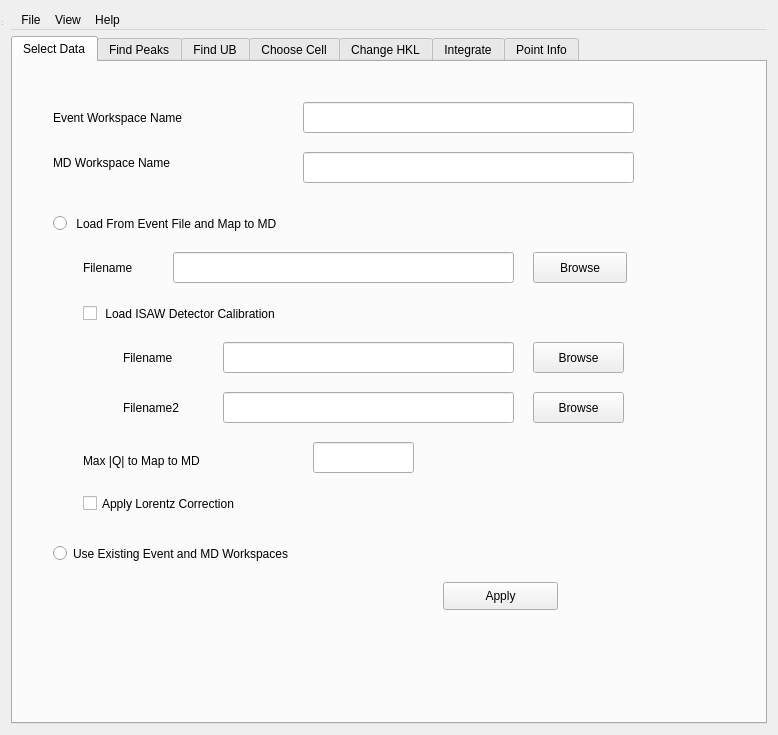
Qt form Code/Mantid/MantidQt/CustomInterfaces/inc/MantidQtCustomInterfaces/MantidEV.ui (mantidproject/mantid) before a commit.
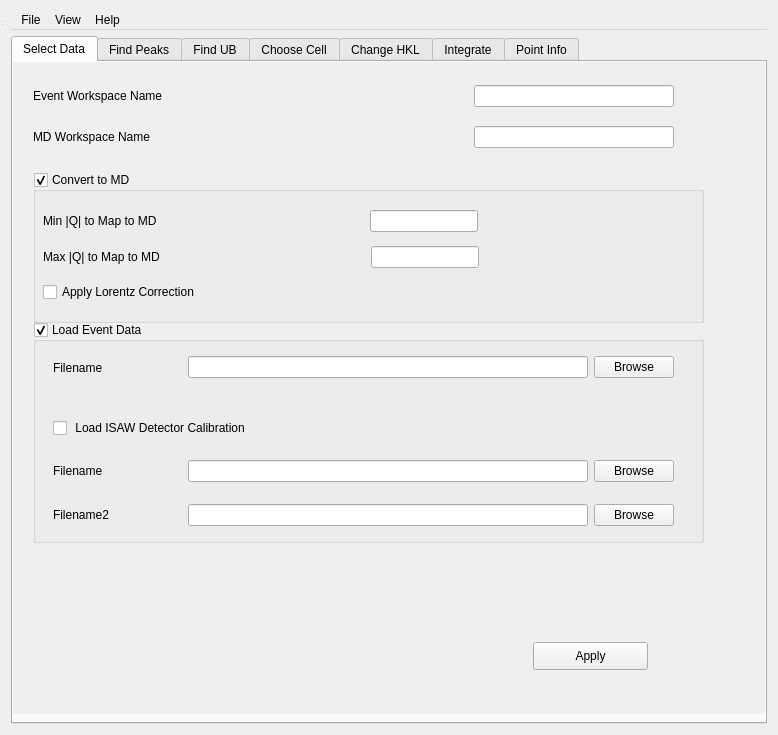
The same form after that commit. The open tabs and pages were chosen to show the change.

Commit message:
Re #7989. Made loading the events optional.
Also redid the entire first tab's layout and added the Qmin option.

Patch:
```diff
--- a/Code/Mantid/MantidQt/CustomInterfaces/inc/MantidQtCustomInterfaces/MantidEV.ui
+++ b/Code/Mantid/MantidQt/CustomInterfaces/inc/MantidQtCustomInterfaces/MantidEV.ui
@@ -63,11 +63,83 @@
       <attribute name="title">
        <string>Select Data</string>
       </attribute>
+      <widget class="QWidget" name="verticalLayoutWidget">
+       <property name="geometry">
+        <rect>
+         <x>0</x>
+         <y>0</y>
+         <width>761</width>
+         <height>652</height>
+        </rect>
+       </property>
+       <layout class="QVBoxLayout" name="verticalLayout_3">
+        <property name="spacing">
+         <number>0</number>
+        </property>
+        <item>
+         <widget class="QScrollArea" name="selectDataScrollArea">
+          <property name="enabled">
+           <bool>true</bool>
+          </property>
+          <property name="sizePolicy">
+           <sizepolicy hsizetype="Expanding" vsizetype="Expanding">
+            <horstretch>0</horstretch>
+            <verstretch>0</verstretch>
+           </sizepolicy>
+          </property>
+          <property name="minimumSize">
+           <size>
+            <width>0</width>
+            <height>0</height>
+           </size>
+          </property>
+          <property name="baseSize">
+           <size>
+            <width>0</width>
+            <height>0</height>
+           </size>
+          </property>
+          <property name="frameShape">
+           <enum>QFrame::NoFrame</enum>
+          </property>
+          <property name="frameShadow">
+           <enum>QFrame::Plain</enum>
+          </property>
+          <property name="lineWidth">
+           <number>0</number>
+          </property>
+          <property name="verticalScrollBarPolicy">
+           <enum>Qt::ScrollBarAsNeeded</enum>
+          </property>
+          <property name="widgetResizable">
+           <bool>true</bool>
+          </property>
+          <property name="alignment">
+           <set>Qt::AlignCenter</set>
+          </property>
+          <widget class="QWidget" name="scrollAreaWidgetContents">
+           <property name="geometry">
+            <rect>
+             <x>0</x>
+             <y>0</y>
+             <width>759</width>
+             <height>650</height>
+            </rect>
+           </property>
+           <property name="minimumSize">
+            <size>
+             <width>500</width>
+             <height>500</height>
+            </size>
+           </property>
+           <property name="autoFillBackground">
+            <bool>true</bool>
+           </property>
       <widget class="QPushButton" name="ApplySelectData_btn">
        <property name="geometry">
         <rect>
-         <x>430</x>
-         <y>520</y>
+              <x>520</x>
+              <y>580</y>
          <width>115</width>
          <height>28</height>
         </rect>
@@ -79,125 +151,75 @@
         <string>Apply</string>
        </property>
       </widget>
-      <widget class="QLabel" name="SelectMDWorkspace_lbl">
+           <widget class="QGroupBox" name="loadDataGroupBox">
        <property name="geometry">
         <rect>
-         <x>40</x>
-         <y>80</y>
-         <width>231</width>
-         <height>41</height>
-        </rect>
-       </property>
-       <property name="text">
-        <string>MD Workspace Name</string>
-       </property>
-      </widget>
-      <widget class="QLineEdit" name="MDworkspace_ledt">
-       <property name="geometry">
-        <rect>
-         <x>290</x>
-         <y>90</y>
-         <width>331</width>
-         <height>31</height>
-        </rect>
-       </property>
+              <x>20</x>
+              <y>260</y>
+              <width>671</width>
+              <height>221</height>
+             </rect>
+            </property>
        <property name="toolTip">
-        <string>Name of the MD workspace to use.  This name is set&lt;br&gt;by default, if data is loaded from an event file and mapped to an MD workspace.</string>
-       </property>
-      </widget>
-      <widget class="QLabel" name="SelectEventWorkspace_lbl">
-       <property name="geometry">
-        <rect>
-         <x>40</x>
-         <y>40</y>
-         <width>221</width>
-         <height>31</height>
-        </rect>
-       </property>
-       <property name="text">
-        <string>Event Workspace Name</string>
-       </property>
-      </widget>
-      <widget class="QLineEdit" name="SelectEventWorkspace_ledt">
+             <string>If disabled then use existing workspaces</string>
+            </property>
+            <property name="title">
+             <string>Load Event Data</string>
+            </property>
+            <property name="checkable">
+             <bool>true</bool>
+            </property>
+            <widget class="QWidget" name="horizontalLayoutWidget_5">
        <property name="geometry">
         <rect>
-         <x>290</x>
-         <y>40</y>
-         <width>331</width>
-         <height>31</height>
-        </rect>
-       </property>
-       <property name="toolTip">
-        <string>Name of the event workspace to use.  This name is set by default,&lt;br&gt; if data is loaded from an event file and mapped to an MD workspace.</string>
-       </property>
-      </widget>
-      <widget class="QRadioButton" name="LoadEventFile_rbtn">
-       <property name="geometry">
-        <rect>
-         <x>40</x>
-         <y>150</y>
-         <width>451</width>
-         <height>23</height>
-        </rect>
-       </property>
-       <property name="toolTip">
-        <string>Load an event data file&lt;br&gt; and map the events to an MD workspace.</string>
-       </property>
-       <property name="text">
-        <string> Load From Event File and Map to MD</string>
-       </property>
-      </widget>
-      <widget class="QRadioButton" name="UseExistingWorkspaces_rbtn">
-       <property name="geometry">
-        <rect>
-         <x>40</x>
-         <y>480</y>
-         <width>441</width>
-         <height>23</height>
-        </rect>
-       </property>
-       <property name="toolTip">
-        <string>Use the specified Event Workspace and the&lt;br&gt; specified MD Workspace, that have already been loaded.</string>
-       </property>
-       <property name="text">
-        <string>Use Existing Event and MD Workspaces</string>
-       </property>
-      </widget>
+               <x>20</x>
+               <y>20</y>
+               <width>621</width>
+               <height>51</height>
+              </rect>
+             </property>
+             <layout class="QHBoxLayout" name="horizontalLayout_6">
+              <item>
       <widget class="QLabel" name="EventFileName_lbl">
-       <property name="geometry">
-        <rect>
-         <x>70</x>
-         <y>190</y>
-         <width>101</width>
-         <height>31</height>
-        </rect>
-       </property>
        <property name="text">
         <string>Filename</string>
        </property>
       </widget>
+              </item>
+              <item>
+               <spacer name="horizontalSpacer_5">
+                <property name="orientation">
+                 <enum>Qt::Horizontal</enum>
+                </property>
+                <property name="sizeHint" stdset="0">
+                 <size>
+                  <width>40</width>
+                  <height>20</height>
+                 </size>
+                </property>
+               </spacer>
+              </item>
+              <item>
       <widget class="QLineEdit" name="EventFileName_ledt">
-       <property name="geometry">
-        <rect>
-         <x>160</x>
-         <y>190</y>
-         <width>341</width>
-         <height>31</height>
-        </rect>
+                <property name="sizePolicy">
+                 <sizepolicy hsizetype="Fixed" vsizetype="Fixed">
+                  <horstretch>0</horstretch>
+                  <verstretch>0</verstretch>
+                 </sizepolicy>
+                </property>
+                <property name="minimumSize">
+                 <size>
+                  <width>400</width>
+                  <height>0</height>
+                 </size>
        </property>
        <property name="toolTip">
         <string>Specify the name of the data file to load.  Press&lt;br&gt; return to set default names for Event, MD and Peaks workspaces.</string>
        </property>
       </widget>
+              </item>
+              <item>
       <widget class="QPushButton" name="SelectEventFile_btn">
-       <property name="geometry">
-        <rect>
-         <x>520</x>
-         <y>190</y>
-         <width>94</width>
-         <height>31</height>
-        </rect>
-       </property>
        <property name="toolTip">
         <string>Browse for the event file to be loaded.</string>
        </property>
@@ -205,57 +227,24 @@
         <string>Browse</string>
        </property>
       </widget>
-      <widget class="QLabel" name="MaxMagQ_lbl">
-       <property name="geometry">
-        <rect>
-         <x>70</x>
-         <y>390</y>
-         <width>221</width>
-         <height>18</height>
-        </rect>
-       </property>
-       <property name="text">
-        <string>Max |Q| to Map to MD</string>
-       </property>
-      </widget>
-      <widget class="QLineEdit" name="MaxMagQ_ledt">
+              </item>
+             </layout>
+            </widget>
+            <widget class="QWidget" name="verticalLayoutWidget_4">
        <property name="geometry">
         <rect>
-         <x>300</x>
-         <y>380</y>
-         <width>101</width>
-         <height>31</height>
-        </rect>
-       </property>
-       <property name="toolTip">
-        <string>Specify value to use as bound on |Qx|, |Qy| and |Qz|</string>
-       </property>
-      </widget>
-      <widget class="QCheckBox" name="LorentzCorrection_ckbx">
-       <property name="geometry">
-        <rect>
-         <x>70</x>
-         <y>430</y>
-         <width>271</width>
-         <height>23</height>
-        </rect>
-       </property>
-       <property name="toolTip">
-        <string>Apply the Lorentz Correction as&lt;br&gt; data is mapped to reciprocal space and stored in the MD workspace.  This helps with finding peaks with larger |Q|.</string>
-       </property>
-       <property name="text">
-        <string>Apply Lorentz Correction</string>
-       </property>
-      </widget>
+               <x>20</x>
+               <y>80</y>
+               <width>621</width>
+               <height>141</height>
+              </rect>
+             </property>
+             <layout class="QVBoxLayout" name="verticalLayout_6">
+              <property name="sizeConstraint">
+               <enum>QLayout::SetDefaultConstraint</enum>
+              </property>
+              <item>
       <widget class="QCheckBox" name="LoadDetCal_ckbx">
-       <property name="geometry">
-        <rect>
-         <x>70</x>
-         <y>240</y>
-         <width>391</width>
-         <height>23</height>
-        </rect>
-       </property>
        <property name="toolTip">
         <string>Optionally, apply&lt;br&gt; calibration  information from the specified .DetCal file(s).</string>
        </property>
@@ -263,41 +252,53 @@
         <string> Load ISAW Detector Calibration</string>
        </property>
       </widget>
+              </item>
+              <item>
+               <layout class="QHBoxLayout" name="horizontalLayout_5">
+                <item>
       <widget class="QLabel" name="CalFileName_lbl">
-       <property name="geometry">
-        <rect>
-         <x>110</x>
-         <y>280</y>
-         <width>91</width>
-         <height>31</height>
-        </rect>
-       </property>
        <property name="text">
         <string>Filename</string>
        </property>
       </widget>
+                </item>
+                <item>
+                 <spacer name="horizontalSpacer_4">
+                  <property name="orientation">
+                   <enum>Qt::Horizontal</enum>
+                  </property>
+                  <property name="sizeType">
+                   <enum>QSizePolicy::Expanding</enum>
+                  </property>
+                  <property name="sizeHint" stdset="0">
+                   <size>
+                    <width>40</width>
+                    <height>20</height>
+                   </size>
+                  </property>
+                 </spacer>
+                </item>
+                <item>
       <widget class="QLineEdit" name="CalFileName_ledt">
-       <property name="geometry">
-        <rect>
-         <x>210</x>
-         <y>280</y>
-         <width>291</width>
-         <height>31</height>
-        </rect>
+                  <property name="sizePolicy">
+                   <sizepolicy hsizetype="Fixed" vsizetype="Fixed">
+                    <horstretch>0</horstretch>
+                    <verstretch>0</verstretch>
+                   </sizepolicy>
+                  </property>
+                  <property name="minimumSize">
+                   <size>
+                    <width>400</width>
+                    <height>0</height>
+                   </size>
        </property>
        <property name="toolTip">
         <string>Select the .DetCal file to apply.</string>
        </property>
       </widget>
+                </item>
+                <item>
       <widget class="QPushButton" name="SelectCalFile_btn">
-       <property name="geometry">
-        <rect>
-         <x>520</x>
-         <y>280</y>
-         <width>91</width>
-         <height>31</height>
-        </rect>
-       </property>
        <property name="toolTip">
         <string>Browse for the first .DetCal file to be used.</string>
        </property>
@@ -305,47 +306,326 @@
         <string>Browse</string>
        </property>
       </widget>
+                </item>
+               </layout>
+              </item>
+              <item>
+               <layout class="QHBoxLayout" name="horizontalLayout_4">
+                <item>
       <widget class="QLabel" name="CalFileName2_lbl">
-       <property name="geometry">
-        <rect>
-         <x>110</x>
-         <y>330</y>
-         <width>101</width>
-         <height>31</height>
-        </rect>
-       </property>
        <property name="text">
         <string>Filename2</string>
        </property>
       </widget>
+                </item>
+                <item>
+                 <spacer name="horizontalSpacer_3">
+                  <property name="orientation">
+                   <enum>Qt::Horizontal</enum>
+                  </property>
+                  <property name="sizeType">
+                   <enum>QSizePolicy::Expanding</enum>
+                  </property>
+                  <property name="sizeHint" stdset="0">
+                   <size>
+                    <width>40</width>
+                    <height>20</height>
+                   </size>
+                  </property>
+                 </spacer>
+                </item>
+                <item>
       <widget class="QLineEdit" name="CalFileName2_ledt">
-       <property name="geometry">
-        <rect>
-         <x>210</x>
-         <y>330</y>
-         <width>291</width>
-         <height>31</height>
-        </rect>
+                  <property name="sizePolicy">
+                   <sizepolicy hsizetype="Fixed" vsizetype="Fixed">
+                    <horstretch>0</horstretch>
+                    <verstretch>0</verstretch>
+                   </sizepolicy>
+                  </property>
+                  <property name="minimumSize">
+                   <size>
+                    <width>400</width>
+                    <height>0</height>
+                   </size>
        </property>
        <property name="toolTip">
         <string>Select the second .DetCal file for the second detector&lt;br&gt; panel on the SNAP instrument at the SNS.</string>
        </property>
       </widget>
+                </item>
+                <item>
       <widget class="QPushButton" name="SelectCalFile2_btn">
-       <property name="geometry">
-        <rect>
-         <x>520</x>
-         <y>330</y>
-         <width>91</width>
-         <height>31</height>
-        </rect>
-       </property>
        <property name="toolTip">
         <string>Browse for the second .DetCal file to be used&lt;br&gt; for the second panel on SNAP.</string>
        </property>
        <property name="text">
         <string>Browse</string>
        </property>
+                 </widget>
+                </item>
+               </layout>
+              </item>
+             </layout>
+            </widget>
+           </widget>
+           <widget class="QGroupBox" name="convertToMDGroupBox">
+            <property name="geometry">
+             <rect>
+              <x>20</x>
+              <y>110</y>
+              <width>671</width>
+              <height>151</height>
+             </rect>
+            </property>
+            <property name="toolTip">
+             <string>Not doing this will use existing workspace</string>
+            </property>
+            <property name="title">
+             <string>Convert to MD</string>
+            </property>
+            <property name="checkable">
+             <bool>true</bool>
+            </property>
+            <widget class="QWidget" name="verticalLayoutWidget_2">
+             <property name="geometry">
+              <rect>
+               <x>10</x>
+               <y>30</y>
+               <width>641</width>
+               <height>111</height>
+              </rect>
+             </property>
+             <layout class="QVBoxLayout" name="verticalLayout_4">
+              <property name="sizeConstraint">
+               <enum>QLayout::SetDefaultConstraint</enum>
+              </property>
+              <item>
+               <layout class="QHBoxLayout" name="horizontalLayout_3">
+                <item>
+                 <widget class="QLabel" name="MinMagQ_lbl">
+                  <property name="text">
+                   <string>Min |Q| to Map to MD</string>
+                  </property>
+                 </widget>
+                </item>
+                <item>
+                 <spacer name="horizontalSpacer_2">
+                  <property name="orientation">
+                   <enum>Qt::Horizontal</enum>
+                  </property>
+                  <property name="sizeHint" stdset="0">
+                   <size>
+                    <width>40</width>
+                    <height>20</height>
+                   </size>
+                  </property>
+                 </spacer>
+                </item>
+                <item>
+                 <widget class="QLineEdit" name="MinMagQ_ledt">
+                  <property name="sizePolicy">
+                   <sizepolicy hsizetype="Fixed" vsizetype="Fixed">
+                    <horstretch>0</horstretch>
+                    <verstretch>0</verstretch>
+                   </sizepolicy>
+                  </property>
+                  <property name="minimumSize">
+                   <size>
+                    <width>50</width>
+                    <height>0</height>
+                   </size>
+                  </property>
+                  <property name="toolTip">
+                   <string>Specify value to use as bound on |Qx|, |Qy| and |Qz|</string>
+                  </property>
+                 </widget>
+                </item>
+                <item>
+                 <spacer name="horizontalSpacer_8">
+                  <property name="orientation">
+                   <enum>Qt::Horizontal</enum>
+                  </property>
+                  <property name="sizeHint" stdset="0">
+                   <size>
+                    <width>40</width>
+                    <height>20</height>
+                   </size>
+                  </property>
+                 </spacer>
+                </item>
+               </layout>
+              </item>
+              <item>
+               <layout class="QHBoxLayout" name="horizontalLayout_2">
+                <item>
+                 <widget class="QLabel" name="MaxMagQ_lbl">
+                  <property name="text">
+                   <string>Max |Q| to Map to MD</string>
+                  </property>
+                 </widget>
+                </item>
+                <item>
+                 <spacer name="horizontalSpacer">
+                  <property name="orientation">
+                   <enum>Qt::Horizontal</enum>
+                  </property>
+                  <property name="sizeHint" stdset="0">
+                   <size>
+                    <width>40</width>
+                    <height>20</height>
+                   </size>
+                  </property>
+                 </spacer>
+                </item>
+                <item>
+                 <widget class="QLineEdit" name="MaxMagQ_ledt">
+                  <property name="sizePolicy">
+                   <sizepolicy hsizetype="Fixed" vsizetype="Fixed">
+                    <horstretch>0</horstretch>
+                    <verstretch>0</verstretch>
+                   </sizepolicy>
+                  </property>
+                  <property name="minimumSize">
+                   <size>
+                    <width>50</width>
+                    <height>0</height>
+                   </size>
+                  </property>
+                  <property name="toolTip">
+                   <string>Specify value to use as bound on |Qx|, |Qy| and |Qz|</string>
+                  </property>
+                 </widget>
+                </item>
+                <item>
+                 <spacer name="horizontalSpacer_9">
+                  <property name="orientation">
+                   <enum>Qt::Horizontal</enum>
+                  </property>
+                  <property name="sizeHint" stdset="0">
+                   <size>
+                    <width>40</width>
+                    <height>20</height>
+                   </size>
+                  </property>
+                 </spacer>
+                </item>
+               </layout>
+              </item>
+              <item>
+               <widget class="QCheckBox" name="LorentzCorrection_ckbx">
+                <property name="toolTip">
+                 <string>Apply the Lorentz Correction as&lt;br&gt; data is mapped to reciprocal space and stored in the MD workspace.  This helps with finding peaks with larger |Q|.</string>
+                </property>
+                <property name="text">
+                 <string>Apply Lorentz Correction</string>
+                </property>
+               </widget>
+              </item>
+             </layout>
+            </widget>
+           </widget>
+           <widget class="QWidget" name="verticalLayoutWidget_3">
+            <property name="geometry">
+             <rect>
+              <x>20</x>
+              <y>10</y>
+              <width>641</width>
+              <height>91</height>
+             </rect>
+            </property>
+            <layout class="QVBoxLayout" name="verticalLayout_5">
+             <item>
+              <layout class="QHBoxLayout" name="horizontalLayout_7">
+               <item>
+                <widget class="QLabel" name="SelectEventWorkspace_lbl">
+                 <property name="text">
+                  <string>Event Workspace Name</string>
+                 </property>
+                </widget>
+               </item>
+               <item>
+                <spacer name="horizontalSpacer_6">
+                 <property name="orientation">
+                  <enum>Qt::Horizontal</enum>
+                 </property>
+                 <property name="sizeHint" stdset="0">
+                  <size>
+                   <width>40</width>
+                   <height>20</height>
+                  </size>
+                 </property>
+                </spacer>
+               </item>
+               <item>
+                <widget class="QLineEdit" name="SelectEventWorkspace_ledt">
+                 <property name="sizePolicy">
+                  <sizepolicy hsizetype="Fixed" vsizetype="Fixed">
+                   <horstretch>0</horstretch>
+                   <verstretch>0</verstretch>
+                  </sizepolicy>
+                 </property>
+                 <property name="minimumSize">
+                  <size>
+                   <width>200</width>
+                   <height>0</height>
+                  </size>
+                 </property>
+                 <property name="toolTip">
+                  <string>Name of the event workspace to use.  This name is set by default,&lt;br&gt; if data is loaded from an event file and mapped to an MD workspace.</string>
+                 </property>
+                </widget>
+               </item>
+              </layout>
+             </item>
+             <item>
+              <layout class="QHBoxLayout" name="horizontalLayout_8">
+               <item>
+                <widget class="QLabel" name="SelectMDWorkspace_lbl">
+                 <property name="text">
+                  <string>MD Workspace Name</string>
+                 </property>
+                </widget>
+               </item>
+               <item>
+                <spacer name="horizontalSpacer_7">
+                 <property name="orientation">
+                  <enum>Qt::Horizontal</enum>
+                 </property>
+                 <property name="sizeHint" stdset="0">
+                  <size>
+                   <width>40</width>
+                   <height>20</height>
+                  </size>
+                 </property>
+                </spacer>
+               </item>
+               <item>
+                <widget class="QLineEdit" name="MDworkspace_ledt">
+                 <property name="sizePolicy">
+                  <sizepolicy hsizetype="Fixed" vsizetype="Fixed">
+                   <horstretch>0</horstretch>
+                   <verstretch>0</verstretch>
+                  </sizepolicy>
+                 </property>
+                 <property name="minimumSize">
+                  <size>
+                   <width>200</width>
+                   <height>0</height>
+                  </size>
+                 </property>
+                 <property name="toolTip">
+                  <string>Name of the MD workspace to use.  This name is set&lt;br&gt;by default, if data is loaded from an event file and mapped to an MD workspace.</string>
+                 </property>
+                </widget>
+               </item>
+              </layout>
+             </item>
+            </layout>
+           </widget>
+          </widget>
+         </widget>
+        </item>
+       </layout>
       </widget>
      </widget>
      <widget class="QWidget" name="FindPeaks">
```
Left out of the diff: 2 changed lines with no effect on the pictures. Lines whose indentation alone changed are shown as unchanged. The commit also changes 4 other files.
